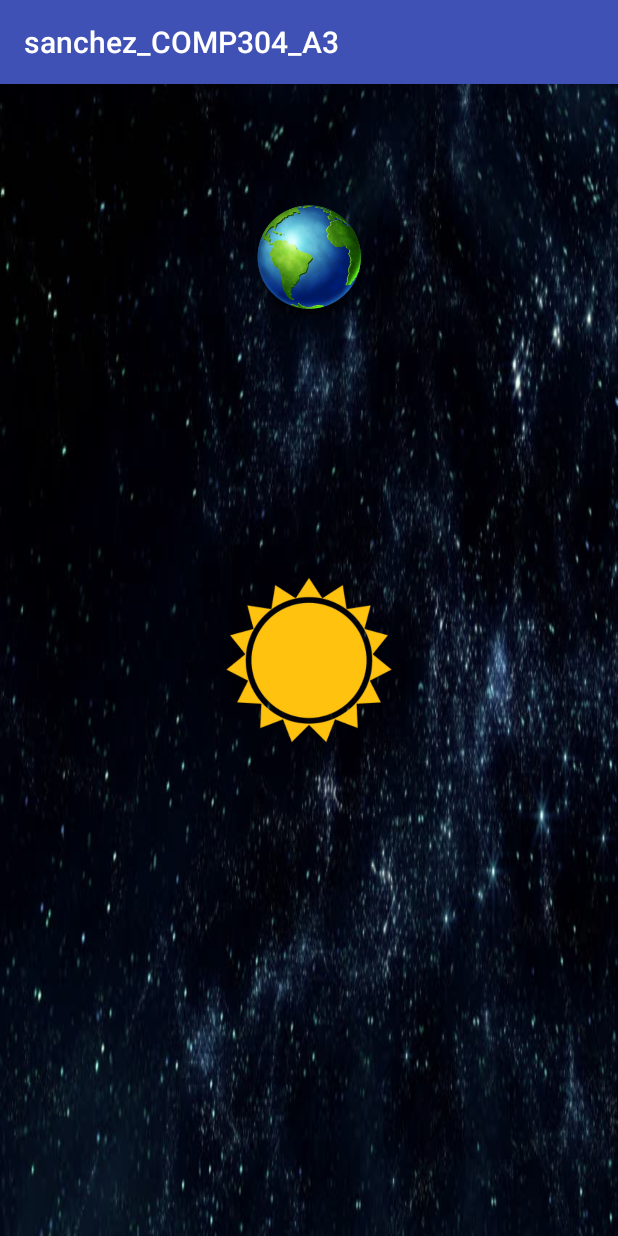
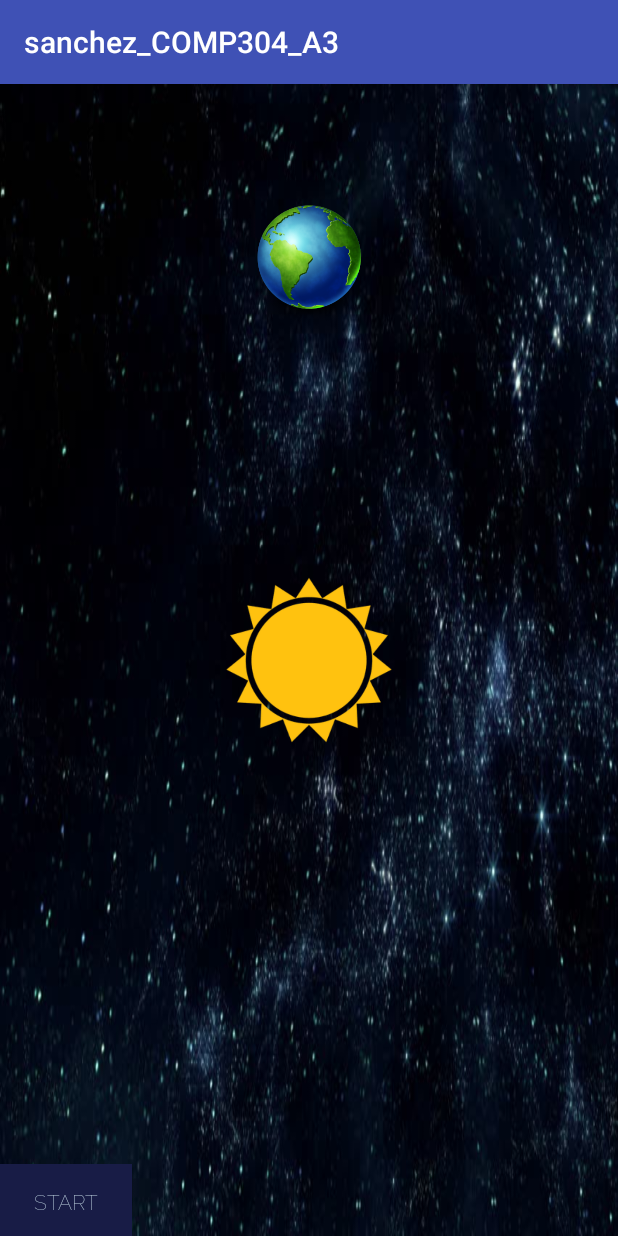
Before and after one commit to ElLuis/AndroidAnimations, an Android app: the TweenActivity screen opened directly, with no data from a screen before it, on a phone screen of 412 x 824 dp. Run offline under Robolectric (Android 15) with nearby library versions, the phone set to English and light mode, and no system bars; Roboto replaces fonts that are not available here.

Commit message:
The earth revolves around the sun using animation resource file

```diff
--- a/app/src/main/res/anim/revolve.xml
+++ b/app/src/main/res/anim/revolve.xml
@@ -1,4 +1,10 @@
 <?xml version="1.0" encoding="utf-8"?>
 <set xmlns:android="http://schemas.android.com/apk/res/android">
+    <rotate
+        android:fromDegrees="0"
+        android:toDegrees="360"
+        android:pivotX="40%"
+        android:pivotY="260%"
+        android:duration="10000" />
 
-</set>
+</set><!--android:pivotY="150%"-->
--- a/app/src/main/res/layout/activity_tween.xml
+++ b/app/src/main/res/layout/activity_tween.xml
@@ -12,7 +12,7 @@
         android:layout_height="wrap_content"
         android:layout_alignParentTop="true"
         android:layout_centerHorizontal="true"
-
+android:id="@+id/earthImageView"
         android:layout_marginTop="80dp"
         android:adjustViewBounds="true"
         android:src="@drawable/earth" />
@@ -25,4 +25,20 @@
         android:layout_centerVertical="true"
         android:src="@drawable/sun" />
 
+    <LinearLayout
+        android:layout_width="match_parent"
+        android:layout_height="wrap_content"
+        android:layout_alignParentBottom="true"
+        android:orientation="horizontal">
+
+        <Button
+            android:id="@+id/revolveStartButton"
+            style="@style/buttonStyle"
+            android:layout_width="wrap_content"
+            android:layout_height="match_parent"
+            android:background="#181c46"
+            android:onClick="revolveOnClick"
+            android:text="@string/startButton"
+            android:textColor="#cadfea" />
+    </LinearLayout>
 </RelativeLayout>
```
Also changed, not shown: app/src/main/java/com/centennial/elluis/sanchez_comp304_a3/TweenActivity.java (+31 -1 lines).
